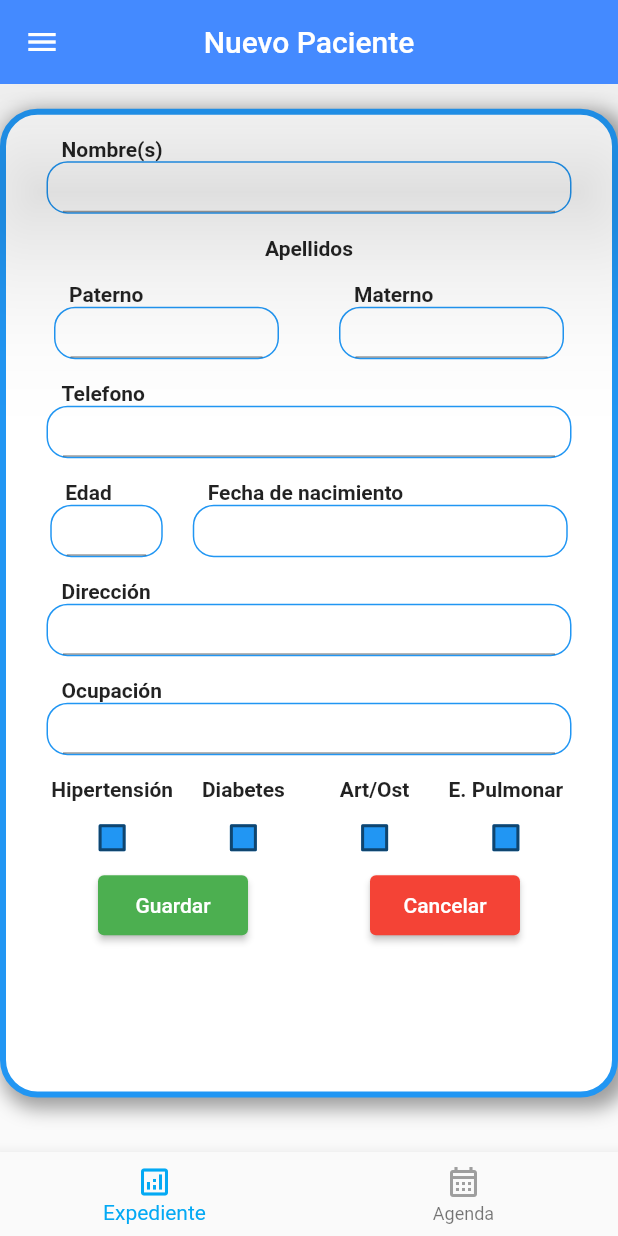
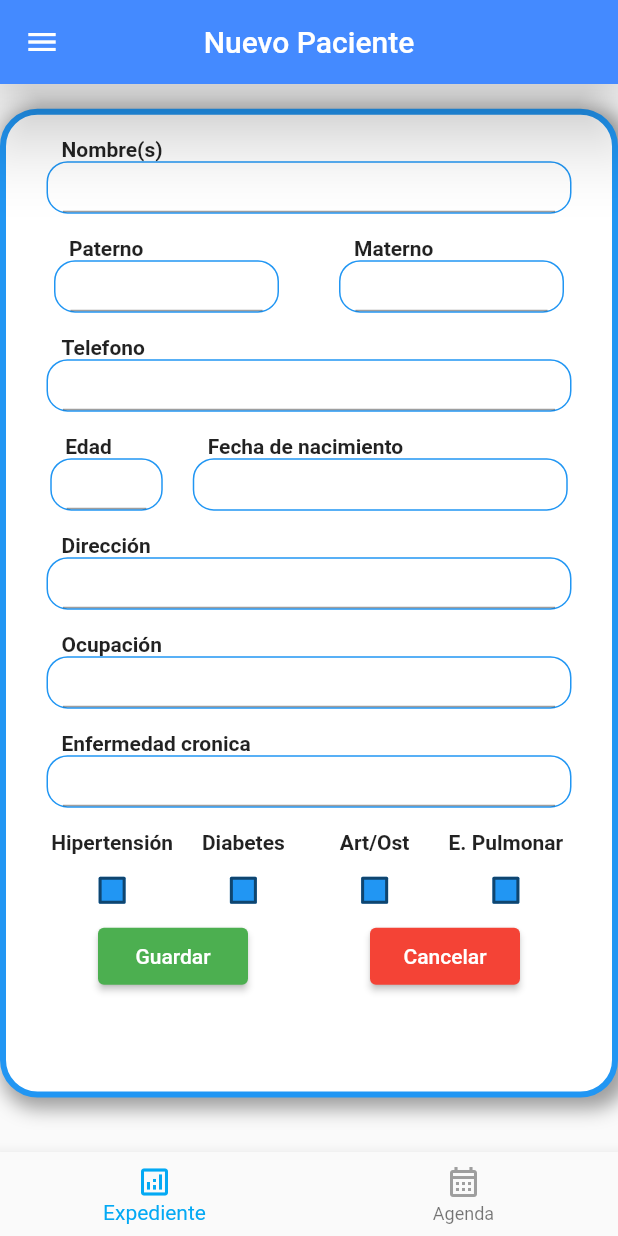
Before and after one commit to AlanJLJ2202/phisio-t, a Flutter app: the screen it shows after launch, on a phone screen of 412 x 824 dp. Run offline on Flutter 3.47's test engine with Material 2 defaults, Android fonts, the light colour scheme and no system bars.

Commit message:
Documentación (#5)

```diff
--- a/lib/screens/principal_screen.dart
+++ b/lib/screens/principal_screen.dart
@@ -12,19 +12,6 @@ class PrincipalScreen extends StatefulWidget {
 }
 
 
-enum TabItem { Expediente, Agenda}
-
-const Map<TabItem, String> tabName = {
-  TabItem.Expediente: 'Expediente',
-  TabItem.Agenda: 'Agenda',
-
-};
-
-const Map<TabItem, MaterialColor> activeTabColor = {
-  TabItem.Expediente: Colors.lightBlue,
-  TabItem.Agenda: Colors.lightBlue,
-};
-
 class _PrincipalScreenState extends State<PrincipalScreen> {
 
   bool isCheckedH = false;
@@ -34,20 +21,6 @@ class _PrincipalScreenState extends State<PrincipalScreen> {
 
   final TextEditingController txtFecha = TextEditingController();
 
-  var _currentTab = TabItem.Expediente;
-  final _navigatorKeys = {
-    TabItem.Expediente: GlobalKey<NavigatorState>(),
-    TabItem.Agenda: GlobalKey<NavigatorState>(),
-  };
-
-  void _selectTab(TabItem tabItem) {
-    if (tabItem == _currentTab) {
-      // pop to first route
-      _navigatorKeys[tabItem]!.currentState!.popUntil((route) => route.isFirst);
-    } else {
-      setState(() => _currentTab = tabItem);
-    }
-  }
 
   @override
   Widget build(BuildContext context) {
@@ -55,10 +28,9 @@ class _PrincipalScreenState extends State<PrincipalScreen> {
     double width = MediaQuery. of(context).size.width ;
     double height = MediaQuery. of(context).size.height;
 
-
     return Scaffold(
       appBar: AppBar(
-        elevation: 50,
+        elevation: 20,
         backgroundColor: Colors.blueAccent,
         centerTitle: true,
         title: const Text('Nuevo Paciente'),
@@ -90,15 +62,6 @@ class _PrincipalScreenState extends State<PrincipalScreen> {
         child: Column(
           crossAxisAlignment: CrossAxisAlignment.end,
           children: [
-            /*Container(
-              margin: EdgeInsets.only(top: 20, bottom: 5, right: 20),
-              child: const Text('Nuevo Paciente',
-              style: TextStyle(
-                fontSize: 25,
-                fontWeight: FontWeight.w100,
-                color: Colors.blue),
-                )
-              ),*/
             Container(
               height: height*0.8,
               width: 450,
@@ -133,9 +96,9 @@ class _PrincipalScreenState extends State<PrincipalScreen> {
                         margin: const EdgeInsets.only(top: 15),
                         child: inputField('Nombre(s)', 350)
                         ),
-                      Container(
+                        /*Container(
                           margin: const EdgeInsets.only(top: 15),
-                        child: const Text('Apellidos', style: TextStyle(fontWeight: FontWeight.w600))),
+                          child: const Text('Apellidos', style: TextStyle(fontWeight: FontWeight.w600))),*/
                         Container(
                           margin: EdgeInsets.only(top: 15),
                           child: Row(
@@ -174,18 +137,22 @@ class _PrincipalScreenState extends State<PrincipalScreen> {
                           margin: EdgeInsets.only(top: 15),
                           child: inputField('Ocupación', 350)
                         ),
+                        Container(
+                          margin: EdgeInsets.only(top: 15),
+                          child: inputField('Enfermedad cronica', 350)
+                          ),
                         checkRow(width),
                          Row(
                           mainAxisAlignment: MainAxisAlignment.spaceEvenly,
                           children: [
                             Container(
                               margin: EdgeInsets.only(right: 10),
-                            child: boton('Guardar', Colors.green)),
+                              child: boton('Guardar', Colors.green, height)),
                             Container(
                               margin: EdgeInsets.only(left: 10),
-                            child: boton('Cancelar', Colors.red))
+                              child: boton('Cancelar', Colors.red, height))
                           ],
-                   )
+                     ),
                   ]
                   ),
                 ),
@@ -199,6 +166,46 @@ class _PrincipalScreenState extends State<PrincipalScreen> {
     );
 
   }
+
+//En esta parte se crean las funciones y los metodos dentro del contexto de la clase
+
+    var _currentTab = TabItem.Expediente;
+
+    final _navigatorKeys = {
+    TabItem.Expediente: GlobalKey<NavigatorState>(),
+    TabItem.Agenda: GlobalKey<NavigatorState>(),
+    };
+
+    void _selectTab(TabItem tabItem) {
+      if (tabItem == _currentTab) {
+      // pop to first route
+       _navigatorKeys[tabItem]!.currentState!.popUntil((route) => route.isFirst);
+      } else {
+      setState(() => _currentTab = tabItem);
+      }
+    }
+
+    _selectFirstDate(context) async{
+    DateTime? _selectedDate = null;
+    DateTime? newSelectedDate = await showDatePicker(
+      context: context,
+      initialDate: _selectedDate != null ? _selectedDate : DateTime.now(),
+      firstDate: DateTime.utc(1950),
+      lastDate: DateTime.now(),
+        helpText: 'Selecciona una fecha',
+        cancelText: 'Cancelar'
+    );
+
+    if(newSelectedDate != null){
+      _selectedDate = newSelectedDate;
+      setState(() {
+        var fecha_publicacion = DateFormat("yyyy-MM-dd").format(_selectedDate!);
+        txtFecha.text = fecha_publicacion;
+      });
+    }
+  }
+
+//Componentes personalizados por nosotros que reciben parametros dinamicos
 
   Widget inputField(String label, double largo){
     return Column(
@@ -277,26 +284,6 @@ class _PrincipalScreenState extends State<PrincipalScreen> {
     );
   }
 
-   _selectFirstDate(context) async{
-    DateTime? _selectedDate = null;
-    DateTime? newSelectedDate = await showDatePicker(
-      context: context,
-      initialDate: _selectedDate != null ? _selectedDate : DateTime.now(),
-      firstDate: DateTime.now(),
-      lastDate: DateTime.now().add(Duration(days: 365 * 3)),
-        helpText: 'Selecciona una fecha',
-        cancelText: 'Cancelar'
-    );
-
-    if(newSelectedDate != null){
-      _selectedDate = newSelectedDate;
-      setState(() {
-        var fecha_publicacion = DateFormat("yyyy-MM-dd").format(_selectedDate!);
-        txtFecha.text = fecha_publicacion;
-      });
-    }
-  }
-
   Widget checkRow(double width){
     return Container(
       height: 50,
@@ -369,10 +356,10 @@ class _PrincipalScreenState extends State<PrincipalScreen> {
     );
   }
 
-  Widget boton(String label, Color color){
+  Widget boton(String label, Color color, double ancho){
   return Container(
     margin: EdgeInsets.only(top: 15),
-    height: 40,
+    height: 38,
     width: 100,
     child: ElevatedButton(
       child:
@@ -391,7 +378,6 @@ class AlwaysDisabledFocusNode extends FocusNode {
   @override
   bool get hasFocus => false;
 }
-
 
 
 class BottomNavigation extends StatelessWidget {
@@ -429,3 +415,19 @@ class BottomNavigation extends StatelessWidget {
     return currentTab == item ? activeTabColor[item]! : Colors.grey;
   }
 }
+
+
+/*Se crean los Items de la barra de navegacion inferior*/
+
+enum TabItem {Expediente, Agenda}
+
+const Map<TabItem, String> tabName = {
+  TabItem.Expediente: 'Expediente',
+  TabItem.Agenda: 'Agenda',
+
+};
+
+const Map<TabItem, MaterialColor> activeTabColor = {
+  TabItem.Expediente: Colors.lightBlue,
+  TabItem.Agenda: Colors.lightBlue,
+};
--- a/lib/widgets/formulario_web.dart
+++ b/lib/widgets/formulario_web.dart
@@ -112,10 +112,8 @@ Widget campoTexto(String label, double largo, TextInputType input, TextEditingCo
                 color: Colors.black87
             ),
             decoration: const InputDecoration(
-                //border: InputBorder.none,
                 contentPadding: EdgeInsets.only(top:14),
                 counterText: '',
-                //hintText: 'Email',
                 hintStyle: TextStyle(
                     color: Colors.black38
                 )
```
Lines whose indentation alone changed are shown as unchanged.
